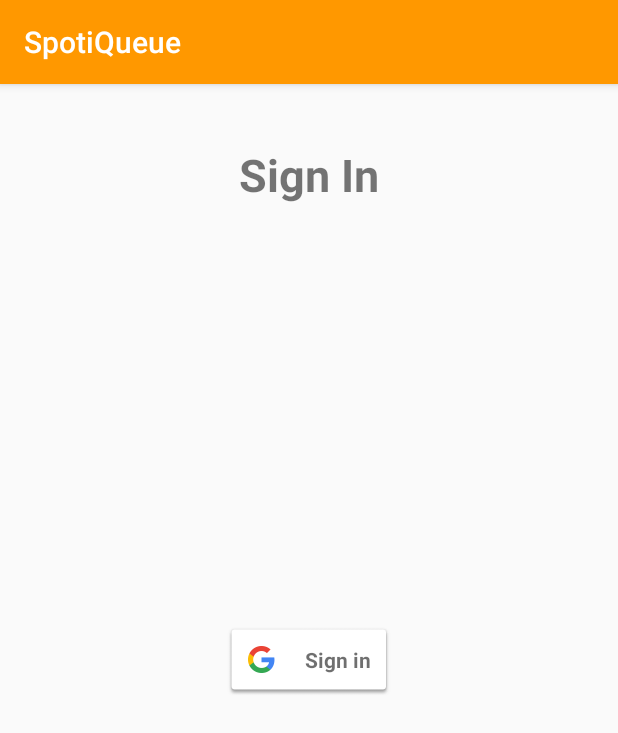
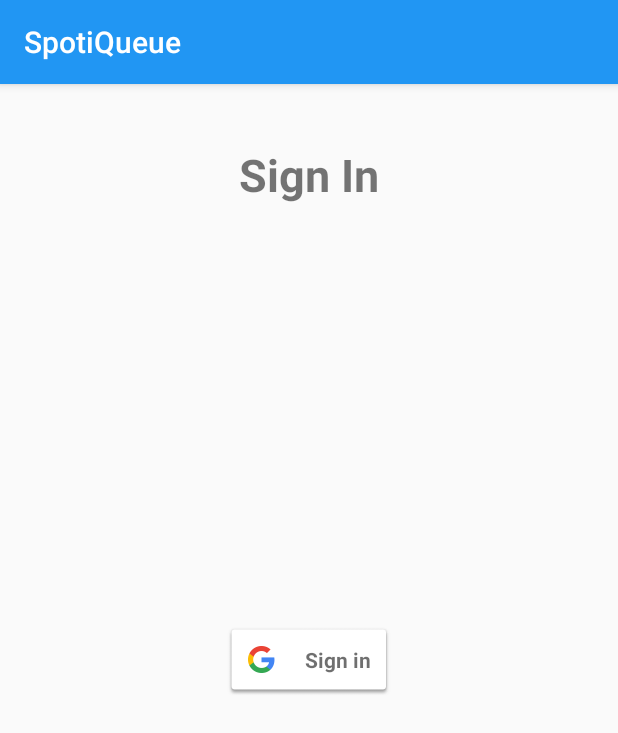
Before and after one commit to AJKHSideProjects/SpotiQueue, an Android app: the screen it shows after launch (SignInActivity), on a phone screen of 412 x 824 dp. Shown: the top 733 px of the screen. Run offline under Robolectric (Android 15) with nearby library versions, the phone set to English and light mode, and no system bars; our stand-ins replace Firebase (no records; nobody signed in at launch, a user with empty details on screens opened directly).

```diff
--- /dev/null
+++ b/app/src/main/java/com/AJKH/SpotiQueue/SessionSelectActivity.java
@@ -0,0 +1,63 @@
+package com.AJKH.SpotiQueue;
+
+import android.content.Intent;
+import android.os.Bundle;
+import android.support.annotation.NonNull;
+import android.support.v7.app.AppCompatActivity;
+import android.util.Log;
+import android.view.View;
+import android.widget.Button;
+import android.widget.Toast;
+
+import com.AJKH.SpotiQueue.Firebase.SignInActivity;
+import com.AJKH.SpotiQueue.Spotify.SpotifyHttpUtil;
+import com.google.android.gms.common.ConnectionResult;
+import com.google.android.gms.common.api.GoogleApiClient;
+import com.google.firebase.auth.FirebaseAuth;
+import com.google.firebase.auth.FirebaseUser;
+
+/**
+ * Created by jsturm on 10/31/2016.
+ */
+
+public class SessionSelectActivity extends AppCompatActivity implements GoogleApiClient.OnConnectionFailedListener{
+
+    private Button joinSessionButton;
+    private Button createSessionButton;
+
+    protected void onCreate(Bundle savedInstanceState) {
+        super.onCreate(savedInstanceState);
+        setContentView(R.layout.session_select);
+
+        // Initialize Firebase Auth
+        FirebaseAuth mFirebaseAuth = FirebaseAuth.getInstance();
+        FirebaseUser mFirebaseUser = mFirebaseAuth.getCurrentUser();
+        if (mFirebaseUser == null) {
+            // Not signed in, launch the Sign In activity
+            startActivity(new Intent(this, SignInActivity.class));
+            finish();
+        }
+
+        joinSessionButton = (Button) findViewById(R.id.joinSessionButton);
+        joinSessionButton.setOnClickListener(new View.OnClickListener() {
+            @Override
+            public void onClick(View view) {
+                startActivity(new Intent(SessionSelectActivity.this, MainActivity.class));
+            }
+        });
+
+        createSessionButton = (Button) findViewById(R.id.createSessionButton);
+        createSessionButton.setOnClickListener(new View.OnClickListener() {
+            @Override
+            public void onClick(View view) {
+                startActivity(new Intent(SessionSelectActivity.this, MainActivity.class));
+            }
+        });
+    }
+
+    @Override
+    public void onConnectionFailed(@NonNull ConnectionResult connectionResult) {
+        Log.d("SessionSelectActivity", "onConnectionFailed:" + connectionResult);
+        Toast.makeText(this, "Google Play Services error.", Toast.LENGTH_SHORT).show();
+    }
+}
--- a/app/src/main/res/values/colors.xml
+++ b/app/src/main/res/values/colors.xml
@@ -1,7 +1,7 @@
 <?xml version="1.0" encoding="utf-8"?>
 <resources>
-    <color name="colorPrimary">#FF9800</color>
-    <color name="colorPrimaryDark">#E65100</color>
-    <color name="colorAccent">#2E7D32</color>
+    <color name="colorPrimary">#2196F3</color>
+    <color name="colorPrimaryDark">#424242</color>
+    <color name="colorAccent">#0D47A1</color>
     <color name="colorTitle">#ffffff</color>
 </resources>
--- a/app/src/main/res/values/strings.xml
+++ b/app/src/main/res/values/strings.xml
@@ -13,4 +13,6 @@
     <string name="fresh_config">Fresh Config</string>
     <string name="cause_crash">Cause Crash</string>
     <string name="banner_ad_unit_id" translatable="false">ca-app-pub-3940256099942544/6300978111</string>
+    <string name="session_join">Join Session</string>
+    <string name="session_create">Create Session</string>
 </resources>
--- a/build.gradle
+++ b/build.gradle
@@ -6,7 +6,7 @@ buildscript {
         mavenLocal()
     }
     dependencies {
-        classpath 'com.android.tools.build:gradle:2.2.1'
+        classpath 'com.android.tools.build:gradle:2.2.2'
         classpath 'com.google.gms:google-services:3.0.0'
 
         // NOTE: Do not place your application dependencies here; they belong
```
Also changed, not shown: app/src/main/AndroidManifest.xml (+5 -2 lines), app/src/main/res/layout/session_select.xml (added, +38 -0 lines).
